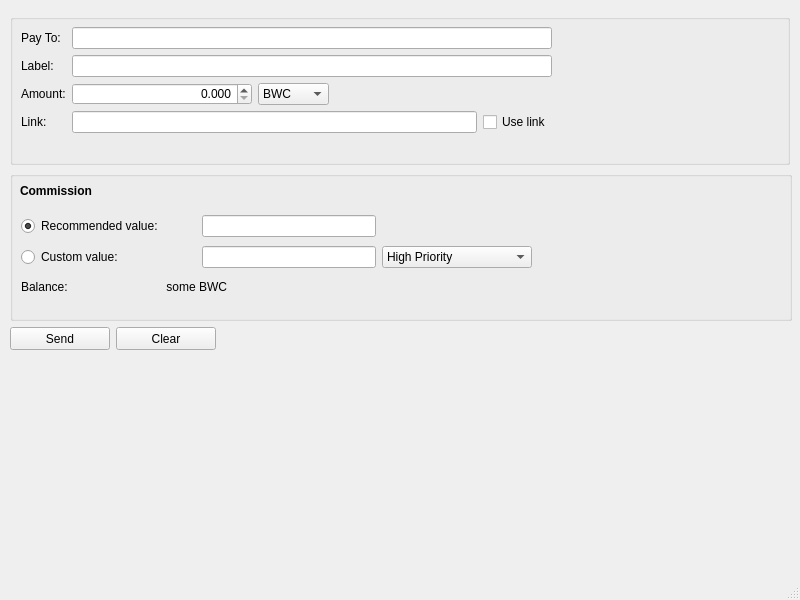
Old version of the form client/gui/mainwindow.ui in the repository TemplateName56/Blockchain_Wallet.
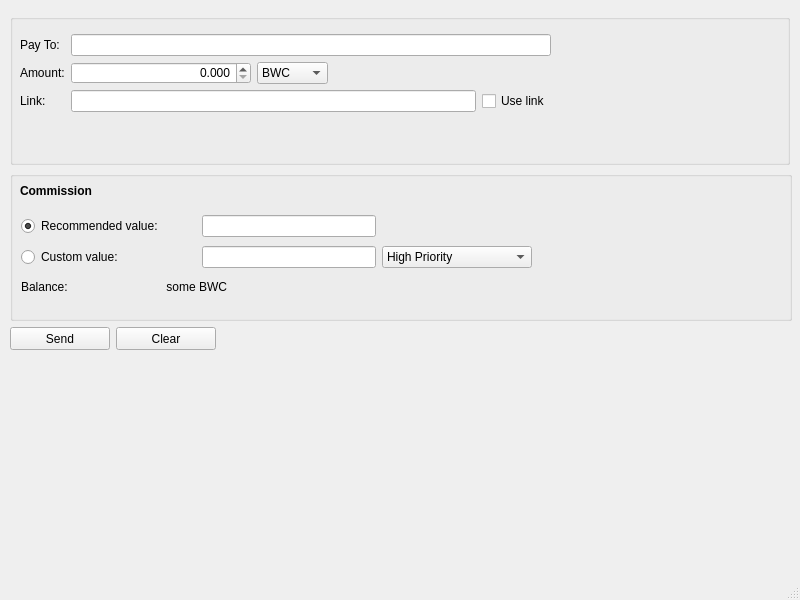
New version of the form. The open tabs and pages were chosen to show the change.

What changed in the file:
```diff
--- a/client/gui/mainwindow.ui
+++ b/client/gui/mainwindow.ui
@@ -395,7 +395,7 @@
          <property name="minimumSize">
           <size>
            <width>780</width>
-           <height>145</height>
+           <height>130</height>
           </size>
          </property>
          <property name="maximumSize">
@@ -410,10 +410,10 @@
          <widget class="QWidget" name="layoutWidget">
           <property name="geometry">
            <rect>
-            <x>11</x>
-            <y>13</y>
+            <x>10</x>
+            <y>20</y>
             <width>531</width>
-            <height>115</height>
+            <height>91</height>
            </rect>
           </property>
           <layout class="QFormLayout" name="formLayout_2">
@@ -432,42 +432,13 @@
             </widget>
            </item>
            <item row="1" column="0">
-            <widget class="QLabel" name="addToAddressBookLabel">
-             <property name="text">
-              <string>Label:</string>
-             </property>
-            </widget>
-           </item>
-           <item row="1" column="1">
-            <widget class="QLineEdit" name="sendTransactionLabel">
-             <property name="minimumSize">
-              <size>
-               <width>0</width>
-               <height>0</height>
-              </size>
-             </property>
-             <property name="maximumSize">
-              <size>
-               <width>16777215</width>
-               <height>16777215</height>
-              </size>
-             </property>
-             <property name="inputMask">
-              <string/>
-             </property>
-             <property name="alignment">
-              <set>Qt::AlignLeading|Qt::AlignLeft|Qt::AlignVCenter</set>
-             </property>
-            </widget>
-           </item>
-           <item row="2" column="0">
             <widget class="QLabel" name="amountLabel">
              <property name="text">
               <string>Amount:</string>
              </property>
             </widget>
            </item>
-           <item row="2" column="1">
+           <item row="1" column="1">
             <layout class="QHBoxLayout" name="horizontalLayout_7">
              <item>
               <widget class="QDoubleSpinBox" name="amountSpinBox">
@@ -537,14 +508,14 @@
              </item>
             </layout>
            </item>
-           <item row="3" column="0">
+           <item row="2" column="0">
             <widget class="QLabel" name="linkLabel">
              <property name="text">
               <string>Link:</string>
              </property>
             </widget>
            </item>
-           <item row="3" column="1">
+           <item row="2" column="1">
             <layout class="QHBoxLayout" name="horizontalLayout_8">
              <item>
               <widget class="QLineEdit" name="putLinkLE">
```
Left out of the diff: 14 changed lines with no effect on the pictures.
